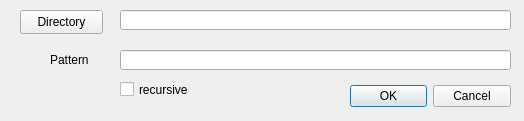
Old version of the form ilastik/widgets/massFileLoader.ui in the repository ilastik/ilastik.
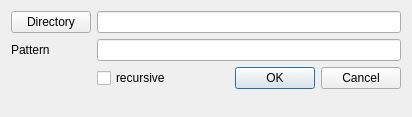
New version of the form.

Commit message: fix layouting issues with mass file loader

Diff of the .ui file:
```diff
--- a/ilastik/widgets/massFileLoader.ui
+++ b/ilastik/widgets/massFileLoader.ui
@@ -6,67 +6,30 @@
    <rect>
     <x>0</x>
     <y>0</y>
-    <width>524</width>
-    <height>121</height>
+    <width>412</width>
+    <height>117</height>
    </rect>
   </property>
   <property name="windowTitle">
    <string>Dialog</string>
   </property>
-  <widget class="QDialogButtonBox" name="buttonBox">
-   <property name="geometry">
-    <rect>
-     <x>350</x>
-     <y>80</y>
-     <width>161</width>
-     <height>32</height>
-    </rect>
-   </property>
-   <property name="orientation">
-    <enum>Qt::Horizontal</enum>
-   </property>
-   <property name="standardButtons">
-    <set>QDialogButtonBox::Cancel|QDialogButtonBox::Ok</set>
-   </property>
-  </widget>
-  <widget class="QPushButton" name="directoryButton">
-   <property name="geometry">
-    <rect>
-     <x>20</x>
-     <y>10</y>
-     <width>83</width>
-     <height>24</height>
-    </rect>
-   </property>
+  <layout class="QGridLayout" name="gridLayout">
+   <item row="1" column="1" colspan="3">
+    <widget class="QLineEdit" name="patternInput">
    <property name="toolTip">
-    <string>&lt;html&gt;&lt;head/&gt;&lt;body&gt;&lt;p&gt;Select base directory.&lt;/p&gt;&lt;/body&gt;&lt;/html&gt;</string>
-   </property>
-   <property name="text">
-    <string>Directory</string>
-   </property>
-  </widget>
+      <string>&lt;html&gt;&lt;head/&gt;&lt;body&gt;&lt;p&gt;Any pattern recognized by the glob module. For instance: &amp;quot;*.tif&amp;quot;.&lt;/p&gt;&lt;/body&gt;&lt;/html&gt;</string>
+     </property>
+    </widget>
+   </item>
+   <item row="1" column="0">
   <widget class="QLabel" name="patternLabel">
-   <property name="geometry">
-    <rect>
-     <x>50</x>
-     <y>50</y>
-     <width>57</width>
-     <height>20</height>
-    </rect>
-   </property>
    <property name="text">
     <string>Pattern</string>
    </property>
   </widget>
+   </item>
+   <item row="2" column="1">
   <widget class="QCheckBox" name="recursiveBox">
-   <property name="geometry">
-    <rect>
-     <x>120</x>
-     <y>80</y>
-     <width>85</width>
-     <height>19</height>
-    </rect>
-   </property>
    <property name="toolTip">
     <string>&lt;html&gt;&lt;head/&gt;&lt;body&gt;&lt;p&gt;Add matching files from all subdirectories.&lt;/p&gt;&lt;/body&gt;&lt;/html&gt;</string>
    </property>
@@ -74,32 +37,61 @@
     <string>recursive</string>
    </property>
   </widget>
-  <widget class="QLineEdit" name="patternInput">
-   <property name="geometry">
-    <rect>
-     <x>120</x>
-     <y>50</y>
-     <width>391</width>
-     <height>20</height>
-    </rect>
-   </property>
-   <property name="toolTip">
-    <string>&lt;html&gt;&lt;head/&gt;&lt;body&gt;&lt;p&gt;Any pattern recognized by the glob module. For instance: &amp;quot;*.tif&amp;quot;.&lt;/p&gt;&lt;/body&gt;&lt;/html&gt;</string>
-   </property>
-  </widget>
+   </item>
+   <item row="2" column="3">
+    <widget class="QDialogButtonBox" name="buttonBox">
+     <property name="orientation">
+      <enum>Qt::Horizontal</enum>
+     </property>
+     <property name="standardButtons">
+      <set>QDialogButtonBox::Cancel|QDialogButtonBox::Ok</set>
+     </property>
+    </widget>
+   </item>
+   <item row="0" column="1" colspan="3">
   <widget class="QLineEdit" name="directoryInput">
-   <property name="geometry">
-    <rect>
-     <x>120</x>
-     <y>10</y>
-     <width>391</width>
-     <height>20</height>
-    </rect>
-   </property>
    <property name="toolTip">
     <string>&lt;html&gt;&lt;head/&gt;&lt;body&gt;&lt;p&gt;Base directory&lt;/p&gt;&lt;/body&gt;&lt;/html&gt;</string>
    </property>
   </widget>
+   </item>
+   <item row="0" column="0">
+    <widget class="QPushButton" name="directoryButton">
+     <property name="toolTip">
+      <string>&lt;html&gt;&lt;head/&gt;&lt;body&gt;&lt;p&gt;Select base directory.&lt;/p&gt;&lt;/body&gt;&lt;/html&gt;</string>
+     </property>
+     <property name="text">
+      <string>Directory</string>
+     </property>
+    </widget>
+   </item>
+   <item row="3" column="2">
+    <spacer name="verticalSpacer">
+     <property name="orientation">
+      <enum>Qt::Vertical</enum>
+     </property>
+     <property name="sizeHint" stdset="0">
+      <size>
+       <width>20</width>
+       <height>0</height>
+      </size>
+     </property>
+    </spacer>
+   </item>
+   <item row="2" column="2">
+    <spacer name="horizontalSpacer">
+     <property name="orientation">
+      <enum>Qt::Horizontal</enum>
+     </property>
+     <property name="sizeHint" stdset="0">
+      <size>
+       <width>40</width>
+       <height>20</height>
+      </size>
+     </property>
+    </spacer>
+   </item>
+  </layout>
  </widget>
  <tabstops>
   <tabstop>directoryButton</tabstop>
```
Lines whose indentation alone changed are shown as unchanged.
